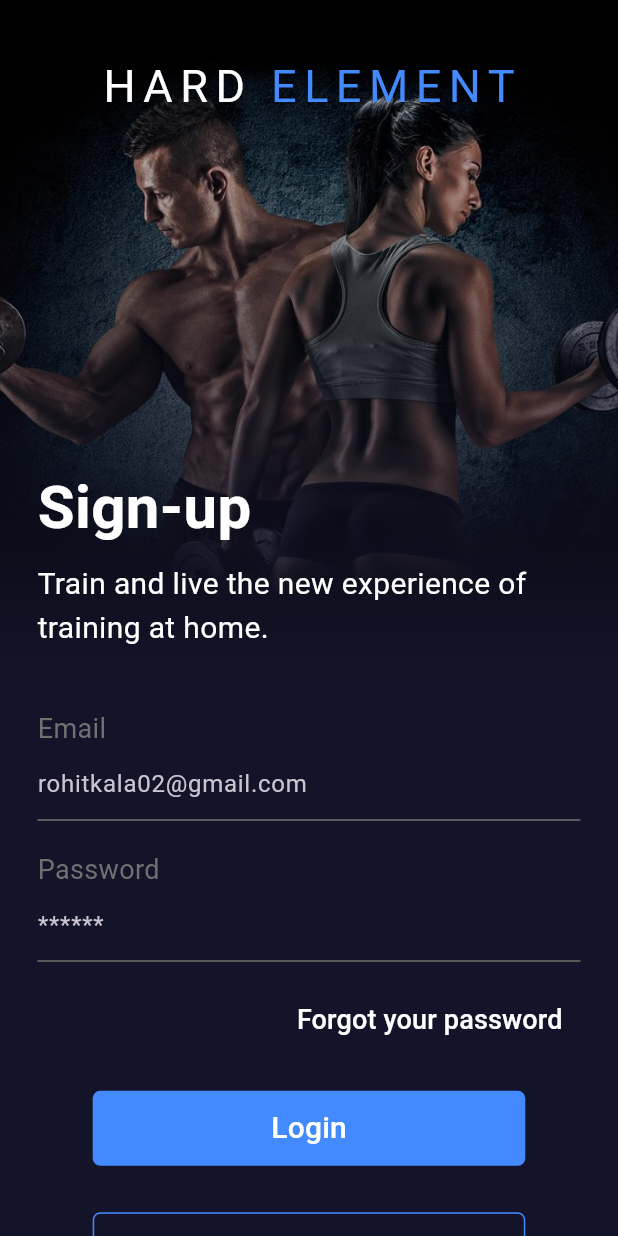
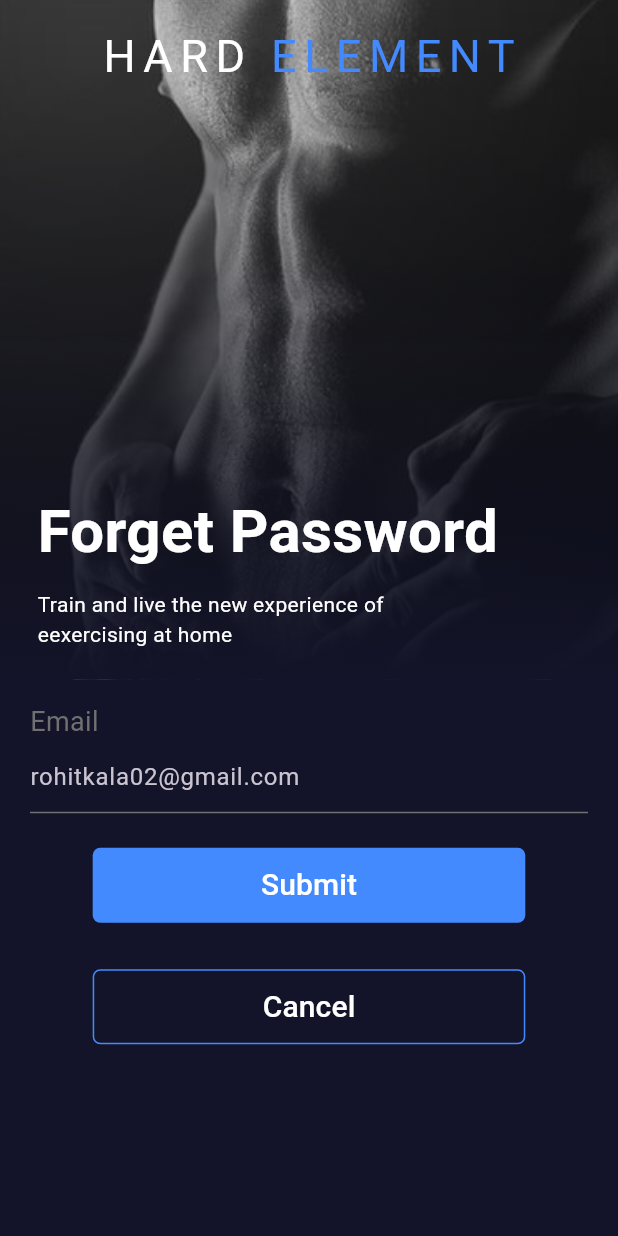
Before and after one commit to rohitkala23/fitness_app, a Flutter app: the LoginView screen opened by its route, after a tap on "Forgot your password", on a phone screen of 412 x 824 dp. Run offline on Flutter 3.47's test engine with Material 3 defaults, Android fonts, the phone set to English and light mode, and no system bars; our stand-ins replace get.

Commit message:
Update: Added Forget Password Screen

```diff
--- /dev/null
+++ b/lib/pages/started/forget_password_view.dart
@@ -0,0 +1,144 @@
+import 'package:fitness_app/shared/styles/colors.dart';
+import 'package:flutter/material.dart';
+import 'package:get/get.dart';
+
+class ForgetPasswordView extends StatelessWidget{
+  const ForgetPasswordView({Key ? key}) : super(key: key);
+
+  @override
+  Widget build(BuildContext context){
+    return Scaffold(
+      backgroundColor: kThirdColor,
+      body: SingleChildScrollView(
+        child: Column(
+          crossAxisAlignment: CrossAxisAlignment.start,
+          children: [
+            headerWidget(),
+            bodyForm(),
+            footerButton()
+          ],
+        ),
+      ),
+    );
+  }
+
+  Widget footerButton() {
+    return Center(
+            child: Column(
+              crossAxisAlignment: CrossAxisAlignment.center,
+              children: [
+                TextButton(
+                  onPressed: () => Get.back(),
+                  child: Container(
+                    height: 50,
+                    width: Get.width*0.7,
+                    decoration: BoxDecoration(
+                      borderRadius: BorderRadius.circular(5),
+                      color: Colors.blueAccent
+                    ),
+                    child: Center(child: Text('Submit', style: TextStyle(color: Colors.white, fontSize: 20,),)),
+                  ),
+                ),
+                const SizedBox(height: 15,),
+                TextButton(
+                  onPressed: () => Get.back(),
+                  child: Container(
+                    height: 50,
+                    width: Get.width*0.7,
+                    decoration: BoxDecoration(
+                      borderRadius: BorderRadius.circular(5),
+                      border: Border.all(width:1, color: Colors.blueAccent)
+                    ),
+                    child: Center(child: Text('Cancel', style: TextStyle(color: Colors.white, fontSize: 20,),)),
+                  ),
+                )
+              ],
+            ),
+          );
+  }
+
+  Widget bodyForm() {
+    return Padding(
+            padding: const EdgeInsets.symmetric(horizontal: 20, vertical: 15),
+            child: Column(
+              crossAxisAlignment: CrossAxisAlignment.start,
+              children: [
+                Text('Email', style: TextStyle(fontSize: 18, color: Color(0xFF707070)),),
+                TextField(
+                  style: TextStyle(color: Colors.white),
+                  decoration: InputDecoration(
+                    hintText: 'rohitkala02@gmail.com',
+                    enabledBorder: UnderlineInputBorder(
+                      borderSide: BorderSide(
+                        color: Color(0xFF707070)
+                      ),
+                    ),
+                    focusedBorder: UnderlineInputBorder(
+                      borderSide: BorderSide(
+                        color: Color(0xFF707070)
+                      )
+                    ),
+                  )
+                )
+              ],
+            ),
+          );
+  }
+
+  Widget headerWidget() {
+    return Stack(
+            children: [
+              Container(
+                height: Get.height*0.55,
+                decoration: BoxDecoration(
+                  image: DecorationImage(
+                    image: AssetImage('assets/images/Abs.jpg'),
+                    fit: BoxFit.cover
+                  )
+                ),
+              ),
+              Container(
+                height: Get.height*0.55,
+                width: Get.width,
+                decoration: BoxDecoration(
+                  gradient: LinearGradient(
+                    begin: Alignment.bottomCenter,
+                    end: Alignment.topCenter,
+                    colors: [
+                      kThirdColor,
+                      Colors.transparent])
+                ),
+                child: Padding(
+                  padding: const EdgeInsets.symmetric(horizontal: 25, vertical: 20),
+                  child: Column(
+                    children: [
+                      RichText(
+                        text: TextSpan(
+                          text: 'HARD\t', style: TextStyle(fontSize: 30, letterSpacing: 5, color: Colors.white),
+                          children: <TextSpan>[
+                            TextSpan(
+                              text: 'ELEMENT', style: TextStyle(color: Colors.blueAccent)
+                            )
+                          ]
+                        ),
+                      ),
+                      Spacer(),
+                      Align(
+                        alignment: Alignment.centerLeft,
+                        child: Column(
+                          crossAxisAlignment: CrossAxisAlignment.start,
+                          children: [
+                            Text('Forget Password', style: TextStyle(fontSize: 40, fontWeight: FontWeight.bold, color: Colors.white),),
+                            const SizedBox(height: 10,),
+                            Text('Train and live the new experience of \neexercising at home', style: TextStyle(color: Colors.white),)
+                          ],
+                        )
+                      ),
+                    ],
+                  ),
+                ),
+              )
+            ],
+          );
+  }
+}
--- a/lib/pages/started/login_view.dart
+++ b/lib/pages/started/login_view.dart
@@ -1,7 +1,7 @@
+import 'package:fitness_app/routes/app_pages.dart';
 import 'package:fitness_app/shared/styles/colors.dart';
 import 'package:flutter/material.dart';
 import 'package:get/get.dart';
-import 'package:get/get_connect/http/src/utils/utils.dart';
 
 class LoginView extends StatelessWidget{
   const LoginView({Key ? key}) : super(key: key);
@@ -69,17 +69,19 @@ class LoginView extends StatelessWidget{
     );
   }
 
-  Align forgetButton() {
+  Widget forgetButton() {
     return Align(
                   alignment: Alignment.centerRight,
                   child: TextButton(
-                    onPressed: () {},
+                    onPressed: () {
+                      Get.toNamed(Routes.FORGET_PASSWORD);
+                    },
                     child: Text('Forgot your password', style: TextStyle(fontSize: 18, color: Colors.white),),
                   ),
                 );
   }
 
-  Column formLogin() {
+  Widget formLogin() {
     return Column(
                   crossAxisAlignment: CrossAxisAlignment.start,
                   children: [
@@ -123,7 +125,7 @@ class LoginView extends StatelessWidget{
                 );
   }
 
-  Container titleSubtitle() {
+  Widget titleSubtitle() {
     return Container(
                 height: Get.height*0.55,
                 width: Get.width,
@@ -171,7 +173,7 @@ class LoginView extends StatelessWidget{
               );
   }
 
-  Container backgroundImage() {
+  Widget backgroundImage() {
     return Container(
                 height: Get.height*0.55,
                 decoration: BoxDecoration(
--- a/lib/pages/xcore.dart
+++ b/lib/pages/xcore.dart
@@ -1,3 +1,4 @@
 export 'started/welcome_view.dart';
 export 'started/about_view.dart';
 export 'started/login_view.dart';
+export 'started/forget_password_view.dart';
--- a/lib/routes/app_pages.dart
+++ b/lib/routes/app_pages.dart
@@ -1,4 +1,5 @@
 import 'package:fitness_app/pages/started/about_view.dart';
+import 'package:fitness_app/pages/started/forget_password_view.dart';
 import 'package:fitness_app/pages/started/login_view.dart';
 import 'package:fitness_app/pages/started/welcome_view.dart';
 import 'package:get/get.dart';
@@ -12,5 +13,6 @@ class AppPages {
     GetPage(name: Routes.WELCOME, page: () => WelcomeView(), transition: Transition.fade),
     GetPage(name: Routes.ABOUT, page: () => AboutView(), transition: Transition.cupertino),
     GetPage(name: Routes.LOGIN, page: () => LoginView(), transition: Transition.cupertino),
+    GetPage(name: Routes.FORGET_PASSWORD, page: () => ForgetPasswordView(), transition: Transition.cupertino),
   ];
 }
--- a/lib/routes/app_routes.dart
+++ b/lib/routes/app_routes.dart
@@ -5,4 +5,5 @@ abstract class Routes{
   static const WELCOME = '/welcome';
   static const ABOUT = '/about_you';
   static const LOGIN = '/login';
+  static const FORGET_PASSWORD = '/forget_password';
 }
```
Also changed, not shown: assets/images/Abs.jpg (added).
